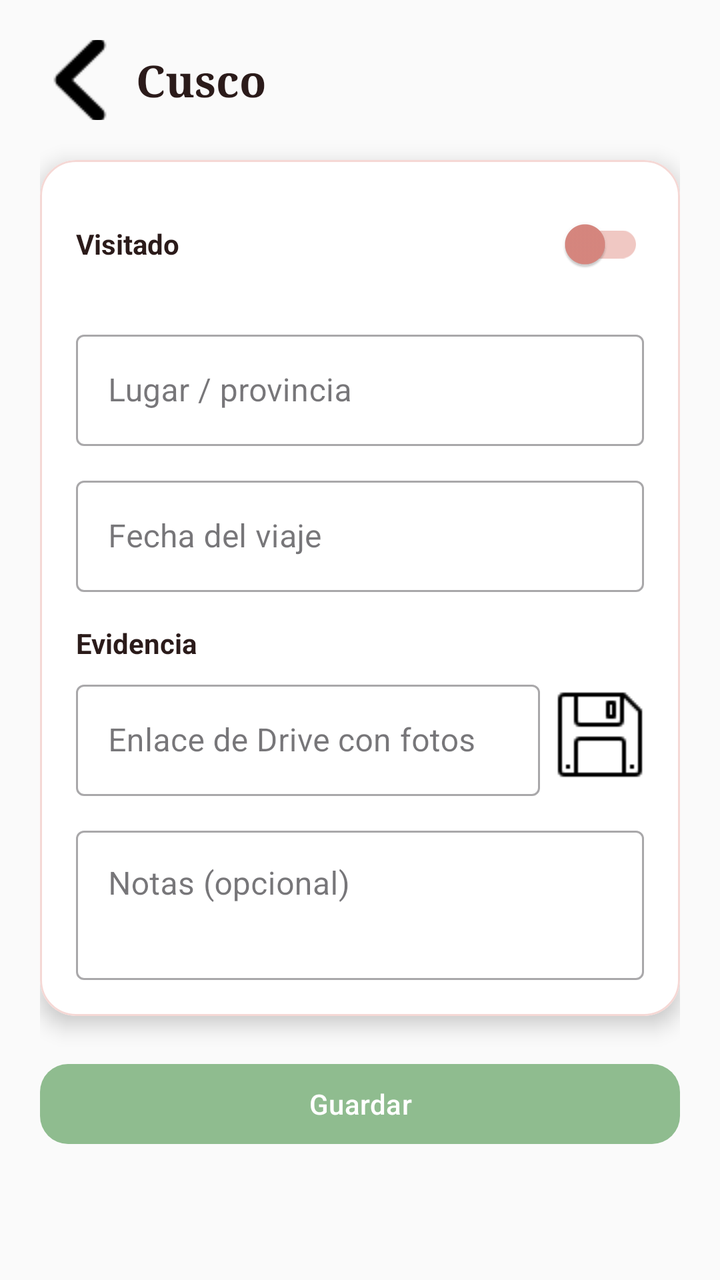
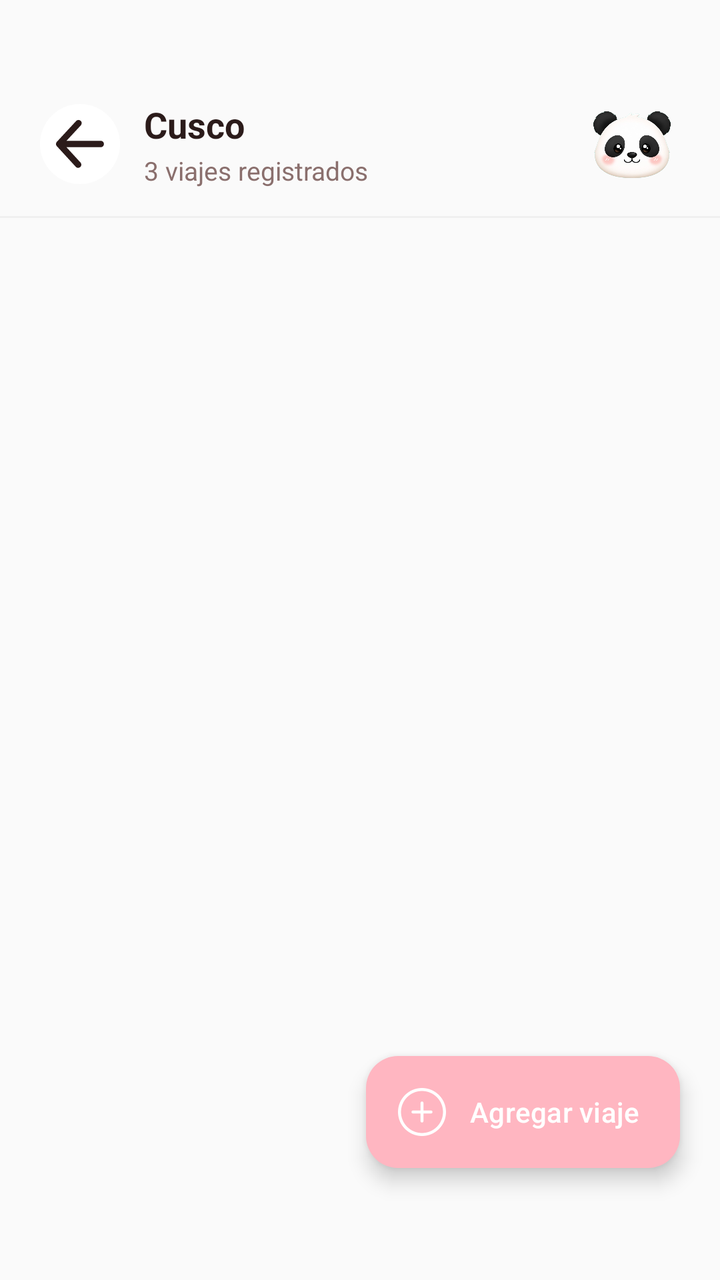

An Android layout rendered at two revisions. The XML below is the earlier revision; the diff shows what the commit changed to produce the second picture.
<!-- AndroidManifest.xml: application theme Theme.TMarita -->
<!-- res/layout/fragment_region_detail.xml -->
<?xml version="1.0" encoding="utf-8"?>
<androidx.core.widget.NestedScrollView
    xmlns:android="http://schemas.android.com/apk/res/android"
    xmlns:app="http://schemas.android.com/apk/res-auto"
    android:layout_width="match_parent"
    android:layout_height="match_parent"
    android:background="@color/cream"
    android:fillViewport="true">

    <LinearLayout
        android:layout_width="match_parent"
        android:layout_height="wrap_content"
        android:orientation="vertical"
        android:padding="20dp">

        
        <LinearLayout
            android:layout_width="match_parent"
            android:layout_height="wrap_content"
            android:orientation="horizontal"
            android:gravity="center_vertical"
            android:layout_marginBottom="20dp">

            <ImageButton
                android:id="@+id/btnBack"
                android:layout_width="40dp"
                android:layout_height="40dp"
                android:background="?attr/selectableItemBackgroundBorderless"
                android:src="@drawable/ic_arrow_back"
                android:contentDescription="Volver" />

            <TextView
                android:id="@+id/tvRegionTitle"
                android:layout_width="0dp"
                android:layout_height="wrap_content"
                android:layout_weight="1"
                android:layout_marginStart="8dp"
                android:fontFamily="serif"
                android:textSize="22sp"
                android:textStyle="bold"
                android:textColor="@color/ink"
                android:text="Cusco" />
        </LinearLayout>

        
        <com.google.android.material.card.MaterialCardView
            android:layout_width="match_parent"
            android:layout_height="wrap_content"
            app:cardCornerRadius="18dp"
            app:cardElevation="6dp"
            app:cardBackgroundColor="@color/card"
            app:strokeColor="@color/card_stroke"
            app:strokeWidth="1dp">

            <LinearLayout
                android:layout_width="match_parent"
                android:layout_height="wrap_content"
                android:orientation="vertical"
                android:padding="18dp">

                
                <LinearLayout
                    android:layout_width="match_parent"
                    android:layout_height="wrap_content"
                    android:orientation="horizontal"
                    android:gravity="center_vertical"
                    android:layout_marginBottom="16dp">

                    <TextView
                        android:layout_width="0dp"
                        android:layout_height="wrap_content"
                        android:layout_weight="1"
                        android:text="Visitado"
                        android:textStyle="bold"
                        android:textColor="@color/ink" />

                    <com.google.android.material.switchmaterial.SwitchMaterial
                        android:id="@+id/switchVisitado"
                        android:layout_width="wrap_content"
                        android:layout_height="wrap_content"
                        app:thumbTint="@color/switch_thumb_selector"
                        app:trackTint="@color/switch_track_selector" />
                </LinearLayout>

                
                <com.google.android.material.textfield.TextInputLayout
                    style="@style/Widget.MaterialComponents.TextInputLayout.OutlinedBox"
                    android:layout_width="match_parent"
                    android:layout_height="wrap_content"
                    android:layout_marginBottom="12dp"
                    android:hint="Lugar / provincia">
                    <com.google.android.material.textfield.TextInputEditText
                        android:id="@+id/etLugar"
                        android:layout_width="match_parent"
                        android:layout_height="wrap_content" />
                </com.google.android.material.textfield.TextInputLayout>

                
                <com.google.android.material.textfield.TextInputLayout
                    style="@style/Widget.MaterialComponents.TextInputLayout.OutlinedBox"
                    android:layout_width="match_parent"
                    android:layout_height="wrap_content"
                    android:layout_marginBottom="12dp"
                    android:hint="Fecha del viaje">
                    <com.google.android.material.textfield.TextInputEditText
                        android:id="@+id/etFecha"
                        android:layout_width="match_parent"
                        android:layout_height="wrap_content"
                        android:focusable="false"
                        android:cursorVisible="false" />
                </com.google.android.material.textfield.TextInputLayout>

                
                <TextView
                    android:layout_width="wrap_content"
                    android:layout_height="wrap_content"
                    android:text="Evidencia"
                    android:textStyle="bold"
                    android:textColor="@color/ink"
                    android:layout_marginTop="4dp"
                    android:layout_marginBottom="6dp" />

                <LinearLayout
                    android:layout_width="match_parent"
                    android:layout_height="wrap_content"
                    android:orientation="horizontal"
                    android:gravity="center_vertical">

                    <com.google.android.material.textfield.TextInputLayout
                        style="@style/Widget.MaterialComponents.TextInputLayout.OutlinedBox"
                        android:layout_width="0dp"
                        android:layout_weight="1"
                        android:layout_height="wrap_content"
                        android:hint="Enlace de Drive con fotos">
                        <com.google.android.material.textfield.TextInputEditText
                            android:id="@+id/etDriveLink"
                            android:layout_width="match_parent"
                            android:layout_height="wrap_content"
                            android:inputType="textUri" />
                    </com.google.android.material.textfield.TextInputLayout>

                    <ImageButton
                        android:id="@+id/btnAbrirDrive"
                        android:layout_width="44dp"
                        android:layout_height="44dp"
                        android:layout_marginStart="8dp"
                        android:background="?attr/selectableItemBackgroundBorderless"
                        android:src="@drawable/save"
                        android:contentDescription="Abrir enlace" />
                </LinearLayout>

                
                <com.google.android.material.textfield.TextInputLayout
                    style="@style/Widget.MaterialComponents.TextInputLayout.OutlinedBox"
                    android:layout_width="match_parent"
                    android:layout_height="wrap_content"
                    android:layout_marginTop="12dp"
                    android:hint="Notas (opcional)">
                    <com.google.android.material.textfield.TextInputEditText
                        android:id="@+id/etNotas"
                        android:layout_width="match_parent"
                        android:layout_height="wrap_content"
                        android:minLines="2"
                        android:gravity="top"
                        android:inputType="textMultiLine" />
                </com.google.android.material.textfield.TextInputLayout>

            </LinearLayout>
        </com.google.android.material.card.MaterialCardView>

        <com.google.android.material.button.MaterialButton
            android:id="@+id/btnGuardar"
            android:layout_width="match_parent"
            android:layout_height="wrap_content"
            android:layout_marginTop="20dp"
            android:text="Guardar"
            app:cornerRadius="14dp"
            app:backgroundTint="@color/green" />

    </LinearLayout>
</androidx.core.widget.NestedScrollView>
<!-- resources referenced by this layout -->
<resources>
  <color name="card">#FFFFFF</color>
  <color name="card_stroke">#F5D8D5</color>
  <color name="cream">#FAFAFA</color>
  <color name="green">#8FBC8F</color>
  <color name="ink">#2B1B1A</color>
  <!-- drawable ic_arrow_back: png bitmap (drawable, 543 bytes) -->
  <!-- drawable save: png bitmap (drawable, 388 bytes) -->
  <style name="Theme.TMarita" parent="Theme.Material3.DayNight.NoActionBar" />
</resources>

<!-- the commit's change to res/layout/fragment_region_detail.xml (unified diff, before → after) -->
@@ -1,17 +1,15 @@
 <?xml version="1.0" encoding="utf-8"?>
-<androidx.core.widget.NestedScrollView
+<androidx.coordinatorlayout.widget.CoordinatorLayout
     xmlns:android="http://schemas.android.com/apk/res/android"
     xmlns:app="http://schemas.android.com/apk/res-auto"
     android:layout_width="match_parent"
     android:layout_height="match_parent"
-    android:background="@color/cream"
-    android:fillViewport="true">
+    android:background="@color/cream">
 
     <LinearLayout
         android:layout_width="match_parent"
-        android:layout_height="wrap_content"
-        android:orientation="vertical"
-        android:padding="20dp">
+        android:layout_height="match_parent"
+        android:orientation="vertical">
 
         
         <LinearLayout
@@ -19,163 +17,127 @@
             android:layout_height="wrap_content"
             android:orientation="horizontal"
             android:gravity="center_vertical"
-            android:layout_marginBottom="20dp">
+            android:paddingHorizontal="20dp"
+            android:paddingTop="48dp"
+            android:paddingBottom="12dp">
 
             <ImageButton
                 android:id="@+id/btnBack"
                 android:layout_width="40dp"
                 android:layout_height="40dp"
-                android:background="?attr/selectableItemBackgroundBorderless"
+                android:background="@drawable/bg_circle_button"
+                android:padding="10dp"
                 android:src="@drawable/ic_arrow_back"
+                app:tint="@color/ink"
                 android:contentDescription="Volver" />
 
-            <TextView
-                android:id="@+id/tvRegionTitle"
+            <LinearLayout
                 android:layout_width="0dp"
                 android:layout_height="wrap_content"
                 android:layout_weight="1"
+                android:layout_marginStart="12dp"
+                android:orientation="vertical">
+
+                <TextView
+                    android:id="@+id/tvRegionTitle"
+                    android:layout_width="wrap_content"
+                    android:layout_height="wrap_content"
+                    android:textSize="18sp"
+                    android:textStyle="bold"
+                    android:textColor="@color/ink"
+                    android:text="Cusco" />
+
+                <TextView
+                    android:id="@+id/tvTripCount"
+                    android:layout_width="wrap_content"
+                    android:layout_height="wrap_content"
+                    android:layout_marginTop="2dp"
+                    android:textSize="13sp"
+                    android:textColor="@color/ink_soft"
+                    android:text="3 viajes registrados" />
+            </LinearLayout>
+
+            
+            <ImageView
+                android:id="@+id/ivHeaderIcon"
+                android:layout_width="48dp"
+                android:layout_height="48dp"
                 android:layout_marginStart="8dp"
-                android:fontFamily="serif"
-                android:textSize="22sp"
+                android:src="@drawable/logo_sf"
+                android:contentDescription="@null" />
+
+        </LinearLayout>
+
+
+        <View
+            android:layout_width="match_parent"
+            android:layout_height="1dp"
+            android:background="@color/divider" />
+
+        
+        <LinearLayout
+            android:id="@+id/emptyState"
+            android:layout_width="match_parent"
+            android:layout_height="0dp"
+            android:layout_weight="1"
+            android:orientation="vertical"
+            android:gravity="center"
+            android:visibility="gone"
+            android:paddingHorizontal="40dp">
+
+            <ImageView
+                android:layout_width="72dp"
+                android:layout_height="72dp"
+                android:src="@drawable/ic_map_pin"
+                app:tint="@color/ink_faint"
+                android:alpha="0.6"
+                android:contentDescription="@null" />
+
+            <TextView
+                android:layout_width="wrap_content"
+                android:layout_height="wrap_content"
+                android:layout_marginTop="16dp"
+                android:text="Aún no registras viajes aquí"
                 android:textStyle="bold"
                 android:textColor="@color/ink"
-                android:text="Cusco" />
+                android:textSize="16sp" />
+
+            <TextView
+                android:layout_width="wrap_content"
+                android:layout_height="wrap_content"
+                android:layout_marginTop="4dp"
+                android:gravity="center"
+                android:text="Toca el botón + para agregar tu primer viaje a esta región"
+                android:textColor="@color/ink_soft"
+                android:textSize="13sp" />
         </LinearLayout>
 
         
-        <com.google.android.material.card.MaterialCardView
+        <androidx.recyclerview.widget.RecyclerView
+            android:id="@+id/rvTrips"
             android:layout_width="match_parent"
-            android:layout_height="wrap_content"
-            app:cardCornerRadius="18dp"
-            app:cardElevation="6dp"
-            app:cardBackgroundColor="@color/card"
-            app:strokeColor="@color/card_stroke"
-            app:strokeWidth="1dp">
-
-            <LinearLayout
-                android:layout_width="match_parent"
-                android:layout_height="wrap_content"
-                android:orientation="vertical"
-                android:padding="18dp">
-
-                
-                <LinearLayout
-                    android:layout_width="match_parent"
-                    android:layout_height="wrap_content"
-                    android:orientation="horizontal"
-                    android:gravity="center_vertical"
-                    android:layout_marginBottom="16dp">
-
-                    <TextView
-                        android:layout_width="0dp"
-                        android:layout_height="wrap_content"
-                        android:layout_weight="1"
-                        android:text="Visitado"
-                        android:textStyle="bold"
-                        android:textColor="@color/ink" />
-
-                    <com.google.android.material.switchmaterial.SwitchMaterial
-                        android:id="@+id/switchVisitado"
-                        android:layout_width="wrap_content"
-                        android:layout_height="wrap_content"
-                        app:thumbTint="@color/switch_thumb_selector"
-                        app:trackTint="@color/switch_track_selector" />
-                </LinearLayout>
-
-                
-                <com.google.android.material.textfield.TextInputLayout
-                    style="@style/Widget.MaterialComponents.TextInputLayout.OutlinedBox"
-                    android:layout_width="match_parent"
-                    android:layout_height="wrap_content"
-                    android:layout_marginBottom="12dp"
-                    android:hint="Lugar / provincia">
-                    <com.google.android.material.textfield.TextInputEditText
-                        android:id="@+id/etLugar"
-                        android:layout_width="match_parent"
-                        android:layout_height="wrap_content" />
-                </com.google.android.material.textfield.TextInputLayout>
-
-                
-                <com.google.android.material.textfield.TextInputLayout
-                    style="@style/Widget.MaterialComponents.TextInputLayout.OutlinedBox"
-                    android:layout_width="match_parent"
-                    android:layout_height="wrap_content"
-                    android:layout_marginBottom="12dp"
-                    android:hint="Fecha del viaje">
-                    <com.google.android.material.textfield.TextInputEditText
-                        android:id="@+id/etFecha"
-                        android:layout_width="match_parent"
-                        android:layout_height="wrap_content"
-                        android:focusable="false"
-                        android:cursorVisible="false" />
-                </com.google.android.material.textfield.TextInputLayout>
-
-                
-                <TextView
-                    android:layout_width="wrap_content"
-                    android:layout_height="wrap_content"
-                    android:text="Evidencia"
-                    android:textStyle="bold"
-                    android:textColor="@color/ink"
-                    android:layout_marginTop="4dp"
-                    android:layout_marginBottom="6dp" />
-
-                <LinearLayout
-                    android:layout_width="match_parent"
-                    android:layout_height="wrap_content"
-                    android:orientation="horizontal"
-                    android:gravity="center_vertical">
-
-                    <com.google.android.material.textfield.TextInputLayout
-                        style="@style/Widget.MaterialComponents.TextInputLayout.OutlinedBox"
-                        android:layout_width="0dp"
-                        android:layout_weight="1"
-                        android:layout_height="wrap_content"
-                        android:hint="Enlace de Drive con fotos">
-                        <com.google.android.material.textfield.TextInputEditText
-                            android:id="@+id/etDriveLink"
-                            android:layout_width="match_parent"
-                            android:layout_height="wrap_content"
-                            android:inputType="textUri" />
-                    </com.google.android.material.textfield.TextInputLayout>
-
-                    <ImageButton
-                        android:id="@+id/btnAbrirDrive"
-                        android:layout_width="44dp"
-                        android:layout_height="44dp"
-                        android:layout_marginStart="8dp"
-                        android:background="?attr/selectableItemBackgroundBorderless"
-                        android:src="@drawable/save"
-                        android:contentDescription="Abrir enlace" />
-                </LinearLayout>
-
-                
-                <com.google.android.material.textfield.TextInputLayout
-                    style="@style/Widget.MaterialComponents.TextInputLayout.OutlinedBox"
-                    android:layout_width="match_parent"
-                    android:layout_height="wrap_content"
-                    android:layout_marginTop="12dp"
-                    android:hint="Notas (opcional)">
-                    <com.google.android.material.textfield.TextInputEditText
-                        android:id="@+id/etNotas"
-                        android:layout_width="match_parent"
-                        android:layout_height="wrap_content"
-                        android:minLines="2"
-                        android:gravity="top"
-                        android:inputType="textMultiLine" />
-                </com.google.android.material.textfield.TextInputLayout>
-
-            </LinearLayout>
-        </com.google.android.material.card.MaterialCardView>
-
-        <com.google.android.material.button.MaterialButton
-            android:id="@+id/btnGuardar"
-            android:layout_width="match_parent"
-            android:layout_height="wrap_content"
-            android:layout_marginTop="20dp"
-            android:text="Guardar"
-            app:cornerRadius="14dp"
-            app:backgroundTint="@color/green" />
+            android:layout_height="0dp"
+            android:layout_weight="1"
+            android:clipToPadding="false"
+            android:paddingHorizontal="20dp"
+            android:paddingTop="8dp"
+            android:paddingBottom="96dp" />
 
     </LinearLayout>
-</androidx.core.widget.NestedScrollView>
+
+    <com.google.android.material.floatingactionbutton.ExtendedFloatingActionButton
+        android:id="@+id/fabAddTrip"
+        android:layout_width="wrap_content"
+        android:layout_height="wrap_content"
+        android:layout_gravity="bottom|end"
+        android:layout_marginBottom="56dp"
+        android:layout_marginEnd="20dp"
+        android:text="Agregar viaje"
+        android:textColor="@android:color/white"
+        app:icon="@drawable/ic_plus"
+        app:iconTint="@android:color/white"
+        app:backgroundTint="@color/splash_pink"
+        app:elevation="6dp"
+        app:cornerRadius="28dp" />
+
+</androidx.coordinatorlayout.widget.CoordinatorLayout>
<!-- resource entries referenced after the edit -->
@@ -1,12 +1,53 @@
 <!-- resources referenced by this layout -->
 <resources>
-  <color name="card">#FFFFFF</color>
-  <color name="card_stroke">#F5D8D5</color>
   <color name="cream">#FAFAFA</color>
-  <color name="green">#8FBC8F</color>
+  <color name="divider">#F0F0F0</color>
   <color name="ink">#2B1B1A</color>
-  <!-- drawable ic_arrow_back: png bitmap (drawable, 543 bytes) -->
-  <!-- drawable save: png bitmap (drawable, 388 bytes) -->
+  <color name="ink_faint">#B0B0B0</color>
+  <color name="ink_soft">#8A6F6D</color>
+  <color name="splash_pink">#FFB6C1</color>
+  <!-- drawable bg_circle_button (drawable) -->
+  <?xml version="1.0" encoding="utf-8"?>
+  <shape xmlns:android="http://schemas.android.com/apk/res/android" android:shape="oval">
+      <solid android:color="@android:color/white" />
+  </shape>
+  <!-- drawable ic_arrow_back (drawable) -->
+  <?xml version="1.0" encoding="utf-8"?>
+  <vector xmlns:android="http://schemas.android.com/apk/res/android"
+      android:width="24dp"
+      android:height="24dp"
+      android:viewportWidth="1024"
+      android:viewportHeight="1024">
+  
+    <path
+        android:pathData="M222.9,580.1l301.4,328.5c24.4,28.7 20.8,71.7 -7.9,96.1s-71.7,20.8 -96.1,-7.9L19.6,560a67.8,67.8 0,0 1,-13.8 -20,68 68,0 0 1,-6 -29.5l0,-0.1a68.3,68.3 0,0 1,7.3 -29.1,68.3 68.3,0 0 1,1.4 -2.6,67.6 67.6,0 0 1,10.1 -13.7L430,21.1c25.6,-27.6 68.7,-29.2 96.3,-3.7s29.2,68.7 3.7,96.3L224.1,443.8h730.5c37.6,0 68.2,30.5 68.2,68.2s-30.5,68.2 -68.2,68.2H222.9z"
+        android:fillColor="#FFFFFF" />
+  
+  </vector>
+  <!-- drawable ic_map_pin (drawable) -->
+  <vector xmlns:android="http://schemas.android.com/apk/res/android"
+      android:width="24dp"
+      android:height="24dp"
+      android:viewportWidth="24"
+      android:viewportHeight="24">
+    <path
+        android:pathData="M12,2a8,8 0,0 0,-8 8c0,5.4 7.05,11.5 7.35,11.76a1,1 0,0 0,1.3 0C13,21.5 20,15.4 20,10A8,8 0,0 0,12 2ZM12,19.65c-2.13,-2 -6,-6.31 -6,-9.65a6,6 0,0 1,12 0C18,13.34 14.13,17.66 12,19.65ZM12,6a4,4 0,1 0,4 4A4,4 0,0 0,12 6ZM12,12a2,2 0,1 1,2 -2A2,2 0,0 1,12 12Z"
+        android:fillColor="#000000"/>
+  </vector>
+  <!-- drawable ic_plus (drawable) -->
+  <vector xmlns:android="http://schemas.android.com/apk/res/android"
+      android:width="800dp"
+      android:height="800dp"
+      android:viewportWidth="32"
+      android:viewportHeight="32">
+    <path
+        android:pathData="M16,30C8.268,30 2,23.73 2,16C2,8.27 8.268,2 16,2C23.732,2 30,8.27 30,16C30,23.73 23.732,30 16,30L16,30ZM16,0C7.163,0 0,7.16 0,16C0,24.84 7.163,32 16,32C24.837,32 32,24.84 32,16C32,7.16 24.837,0 16,0L16,0ZM22,15L17,15L17,10C17,9.45 16.553,9 16,9C15.447,9 15,9.45 15,10L15,15L10,15C9.447,15 9,15.45 9,16C9,16.55 9.447,17 10,17L15,17L15,22C15,22.55 15.447,23 16,23C16.553,23 17,22.55 17,22L17,17L22,17C22.553,17 23,16.55 23,16C23,15.45 22.553,15 22,15L22,15Z"
+        android:strokeWidth="1"
+        android:fillColor="#000000"
+        android:fillType="evenOdd"
+        android:strokeColor="#00000000"/>
+  </vector>
+  <!-- drawable logo_sf: png bitmap (drawable, 135468 bytes) -->
   <style name="Theme.TMarita" parent="Theme.Material3.DayNight.NoActionBar" />
 </resources>
 
